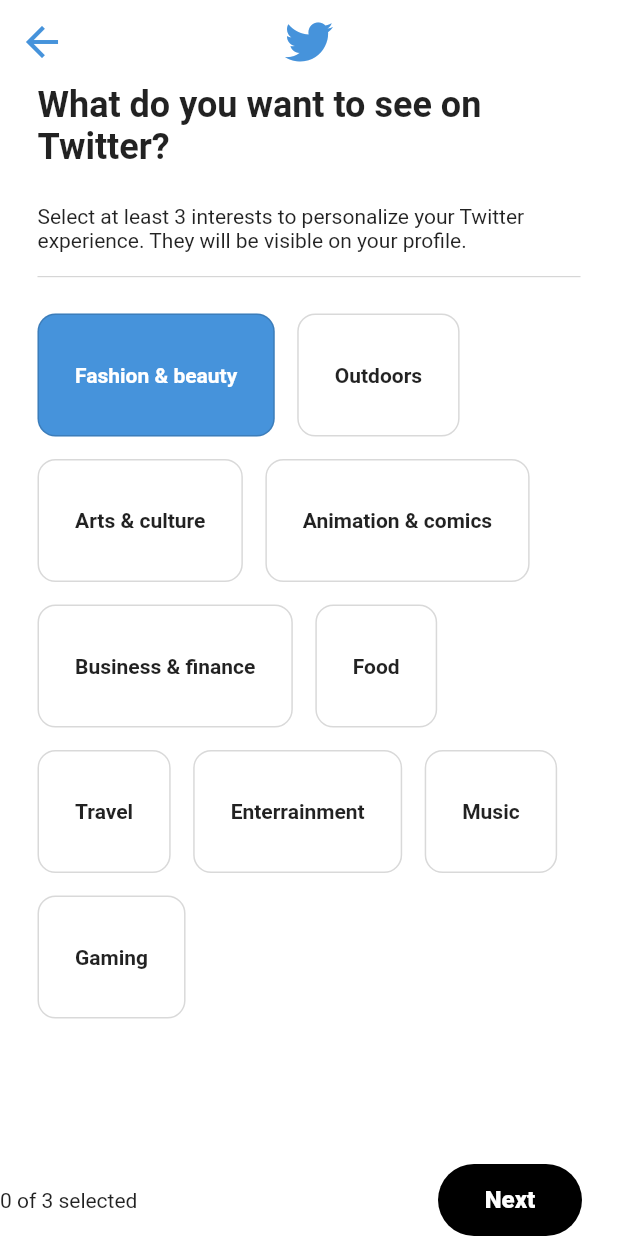
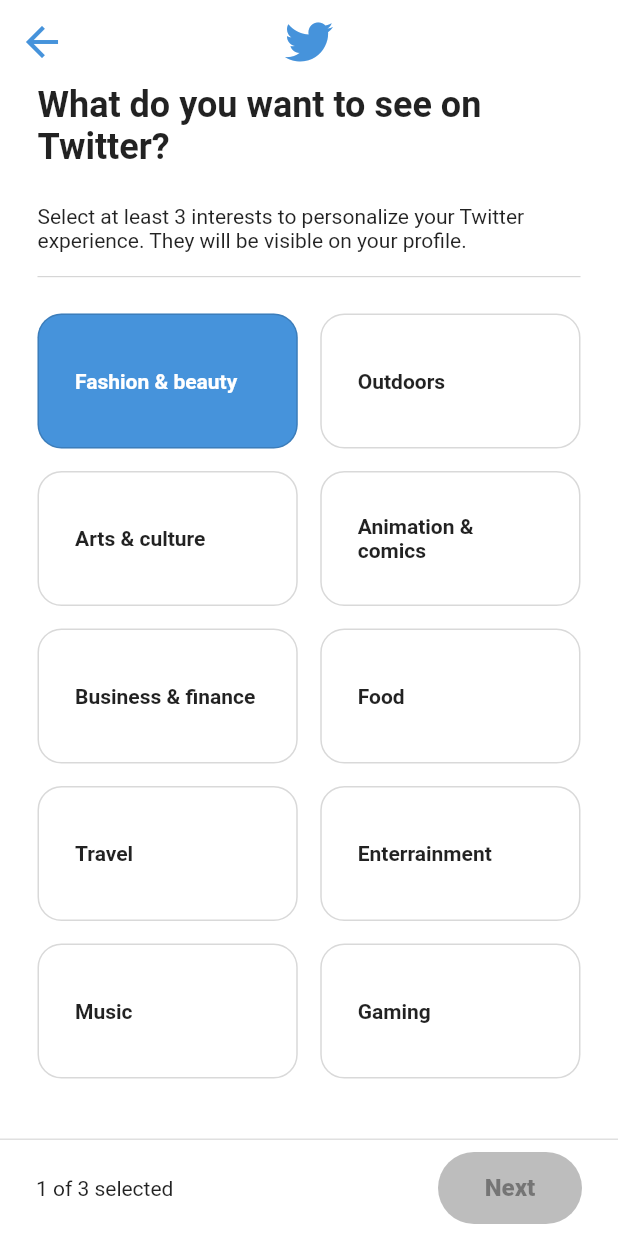
Before and after one commit to doum4811/twitter_clone, a Flutter app: the InterestsScreen screen opened directly, after a tap on "Fashion & beauty", on a phone screen of 412 x 824 dp. Run offline on Flutter 3.47's test engine with Material 3 defaults, Android fonts, the phone set to English and light mode, and no system bars; our stand-ins replace font_awesome_flutter.

Commit message:
feat: interests 선택 기능 추가

```diff
--- a/lib/features/onboarding/interests_screen.dart
+++ b/lib/features/onboarding/interests_screen.dart
@@ -2,7 +2,7 @@ import 'package:flutter/material.dart';
 import 'package:font_awesome_flutter/font_awesome_flutter.dart';
 import 'package:twitter_clone/constants/gaps.dart';
 import 'package:twitter_clone/constants/sizes.dart';
-import 'package:twitter_clone/features/onboarding/interests_two_screen%20copy.dart';
+import 'package:twitter_clone/features/onboarding/interests_two_screen.dart';
 import 'package:twitter_clone/features/onboarding/widgets/interest_box.dart';
 
 const interests = [
@@ -26,8 +26,23 @@ class InterestsScreen extends StatefulWidget {
 }
 
 class _InterestsScreenState extends State<InterestsScreen> {
-  void _onNaxtTap() {
+  final Set<String> _selectedInterests = {};
+
+  bool get _isNextEnabled => _selectedInterests.length >= 3;
+
+  void _onInterestTap(String interest) {
+    setState(() {
+      if (_selectedInterests.contains(interest)) {
+        _selectedInterests.remove(interest);
+      } else {
+        _selectedInterests.add(interest);
+      }
+    });
+  }
+
+  void _onNextTap() {
     // MaterialPageRoute(builder: (context) => InterestsScreen());
+    if (!_isNextEnabled) return;
     Navigator.push(
       context,
       MaterialPageRoute(
@@ -36,6 +51,14 @@ class _InterestsScreenState extends State<InterestsScreen> {
         // InterestsScreen(email: _formData["email"]),
       ),
     );
+  }
+
+  double _boxWidth(BuildContext context) {
+    final screenWidth = MediaQuery.of(context).size.width;
+    const horizontalPadding = 25.0; // InterestsScreen에서 준 padding
+    const horizontalSpacing = 15.0; // Wrap에서 spacing
+    // 양쪽 패딩 + 가운데 spacing 빼고 2등분
+    return (screenWidth - horizontalPadding * 2 - horizontalSpacing) / 2;
   }
 
   @override
@@ -64,11 +87,24 @@ class _InterestsScreenState extends State<InterestsScreen> {
                 Wrap(
                   runSpacing: 15,
                   spacing: 15,
+                  // children: [
+                  //   for (var interest in interests)
+                  //     InterestBox(interest: interest),
+                  // ],
                   children: [
-                    for (var interest in interests)
-                      InterestBox(interest: interest),
+                    for (final interest in interests)
+                      SizedBox(
+                        width: _boxWidth(context),
+                        height: 90,
+                        child: InterestBox(
+                          interest: interest,
+                          isSelected: _selectedInterests.contains(interest),
+                          onTap: () => _onInterestTap(interest),
+                        ),
+                      ),
                   ],
                 ),
+                Gaps.v16,
               ],
             ),
           ),
@@ -114,16 +150,33 @@ class _InterestsScreenState extends State<InterestsScreen> {
       //     ),
       //   ),
       // ),
-      bottomNavigationBar: SafeArea(
+      bottomNavigationBar: BottomAppBar(
+        elevation: 0,
+        child: Container(
+          decoration: BoxDecoration(
+            border: Border(
+              top: BorderSide(color: Colors.grey.shade300, width: 1),
+            ),
+          ),
+
+          child: SafeArea(
             child: Row(
               mainAxisAlignment: MainAxisAlignment.spaceBetween,
 
               children: [
-            Text('0 of 3 selected'),
+                // Text('0 of 3 selected'),
+                Padding(
+                  // padding: const EdgeInsets.only(left: 24),
+                  padding: EdgeInsets.all(24),
+                  child: Text(
+                    '${_selectedInterests.length} of 3 selected',
+                    style: const TextStyle(fontSize: 14),
+                  ),
+                ),
                 GestureDetector(
                   behavior: HitTestBehavior.translucent,
-              // onTap: _trackingEnabled ? _onNextTap : null,
-              onTap: _onNaxtTap,
+                  onTap: _isNextEnabled ? _onNextTap : null,
+                  // onTap: _onNextTap,
                   child: Container(
                     margin: const EdgeInsets.symmetric(horizontal: 24),
                     width: Sizes.size96,
@@ -131,11 +184,11 @@ class _InterestsScreenState extends State<InterestsScreen> {
                     height: 48,
                     alignment: Alignment.center,
                     decoration: BoxDecoration(
-                  color: Colors.black,
-                  // color: _trackingEnabled
-                  //     ? Colors
-                  //           .black //Theme.of(context).primaryColor
-                  //     : Colors.grey.shade400,
+                      // color: Colors.black,
+                      color: _isNextEnabled
+                          ? Colors
+                                .black //Theme.of(context).primaryColor
+                          : Colors.grey.shade400,
                       borderRadius: BorderRadius.circular(28),
                     ),
                     child: Text(
@@ -143,8 +196,8 @@ class _InterestsScreenState extends State<InterestsScreen> {
                       style: TextStyle(
                         fontSize: 16,
                         fontWeight: FontWeight.w800,
-                    // color: _trackingEnabled ? Colors.white : Colors.black38,
-                    color: Colors.white, //: Colors.black38,
+                        color: _isNextEnabled ? Colors.white : Colors.black38,
+                        // color: Colors.white, //: Colors.black38,
                       ),
                     ),
                   ),
@@ -152,6 +205,8 @@ class _InterestsScreenState extends State<InterestsScreen> {
               ],
             ),
           ),
+        ),
+      ),
     );
   }
 }
--- a/lib/features/onboarding/interests_two_screen copy.dart
+++ b/lib/features/onboarding/interests_two_screen.dart
@@ -167,12 +167,37 @@ class _InterestsTwoScreenState extends State<InterestsTwoScreen> {
         ),
       ),
 
-      bottomNavigationBar: SafeArea(
+      bottomNavigationBar: BottomAppBar(
+        elevation: 0,
+        child: Container(
+          decoration: BoxDecoration(
+            border: Border(
+              top: BorderSide(color: Colors.grey.shade300, width: 1),
+            ),
+          ),
+          child: SafeArea(
             child: Row(
               mainAxisAlignment: MainAxisAlignment.spaceBetween,
 
               children: [
-            Text('0 of 3 selected'),
+                Padding(
+                  // padding: const EdgeInsets.only(left: 24),
+                  padding: EdgeInsets.symmetric(vertical: 24),
+                  child: Text(
+                    '',
+                    // '${_selectedInterests.length} of 3 selected',
+                    style: const TextStyle(fontSize: 14),
+                  ),
+                ),
+                // ),
+                // Padding(
+                //   padding: const EdgeInsets.only(left: 24),
+                //   child: Text(
+                //     '0 of 3 selected',
+                //     // '${_selectedInterests.length} of 3 selected',
+                //     style: const TextStyle(fontSize: 14),
+                //   ),
+                // ),
                 GestureDetector(
                   behavior: HitTestBehavior.translucent,
                   // onTap: _trackingEnabled ? _onNextTap : null,
@@ -205,6 +230,8 @@ class _InterestsTwoScreenState extends State<InterestsTwoScreen> {
               ],
             ),
           ),
+        ),
+      ),
     );
   }
 }
--- a/lib/features/onboarding/widgets/interest_box.dart
+++ b/lib/features/onboarding/widgets/interest_box.dart
@@ -1,37 +1,37 @@
 import 'package:flutter/material.dart';
 import 'package:twitter_clone/constants/sizes.dart';
 
-class InterestBox extends StatefulWidget {
-  const InterestBox({super.key, required this.interest});
+class InterestBox extends StatelessWidget {
+  final String interest;
+  final bool isSelected;
+  final VoidCallback onTap;
 
-  final String interest;
-
-  @override
-  State<InterestBox> createState() => _InterestBoxState();
-}
-
-class _InterestBoxState extends State<InterestBox> {
-  bool _isSelected = false;
-
-  void _onTap() {
-    setState(() {
-      _isSelected = !_isSelected;
-    });
-  }
+  const InterestBox({
+    super.key,
+    required this.interest,
+    required this.isSelected,
+    required this.onTap,
+  });
 
   @override
   Widget build(BuildContext context) {
     return GestureDetector(
-      onTap: _onTap,
+      // onTap: _onTap,
+      onTap: onTap,
       child: AnimatedContainer(
         duration: Duration(milliseconds: 300),
+
+        // constraints: const BoxConstraints(minHeight: 90),
         padding: EdgeInsets.symmetric(
-          vertical: Sizes.size32,
+          vertical: Sizes.size20,
           horizontal: Sizes.size24,
         ),
+        alignment: Alignment.centerLeft,
         decoration: BoxDecoration(
-          color: _isSelected ? Theme.of(context).primaryColor : Colors.white,
-          borderRadius: BorderRadius.circular(Sizes.size12),
+          // color: _isSelected ? Theme.of(context).primaryColor : Colors.white,
+          color: isSelected ? Theme.of(context).primaryColor : Colors.white,
+
+          borderRadius: BorderRadius.circular(Sizes.size16),
           border: Border.all(color: Colors.black.withValues(alpha: 0.15)),
           // boxShadow: [
           //   BoxShadow(
@@ -42,10 +42,12 @@ class _InterestBoxState extends State<InterestBox> {
           // ],
         ),
         child: Text(
-          widget.interest,
+          // widget.interest,
+          interest,
           style: TextStyle(
             fontWeight: FontWeight.bold,
-            color: _isSelected ? Colors.white : Colors.black87,
+            // color: _isSelected ? Colors.white : Colors.black87,
+            color: isSelected ? Colors.white : Colors.black87,
           ),
         ),
       ),
--- a/lib/features/onboarding/widgets/interest_row.dart
+++ b/lib/features/onboarding/widgets/interest_row.dart
@@ -8,7 +8,7 @@ class InterestRow extends StatelessWidget {
   @override
   Widget build(BuildContext context) {
     return SizedBox(
-      height: 45,
+      height: 40,
       child: SingleChildScrollView(
         scrollDirection: Axis.horizontal,
         child: Row(
```
Lines whose indentation alone changed are shown as unchanged.
